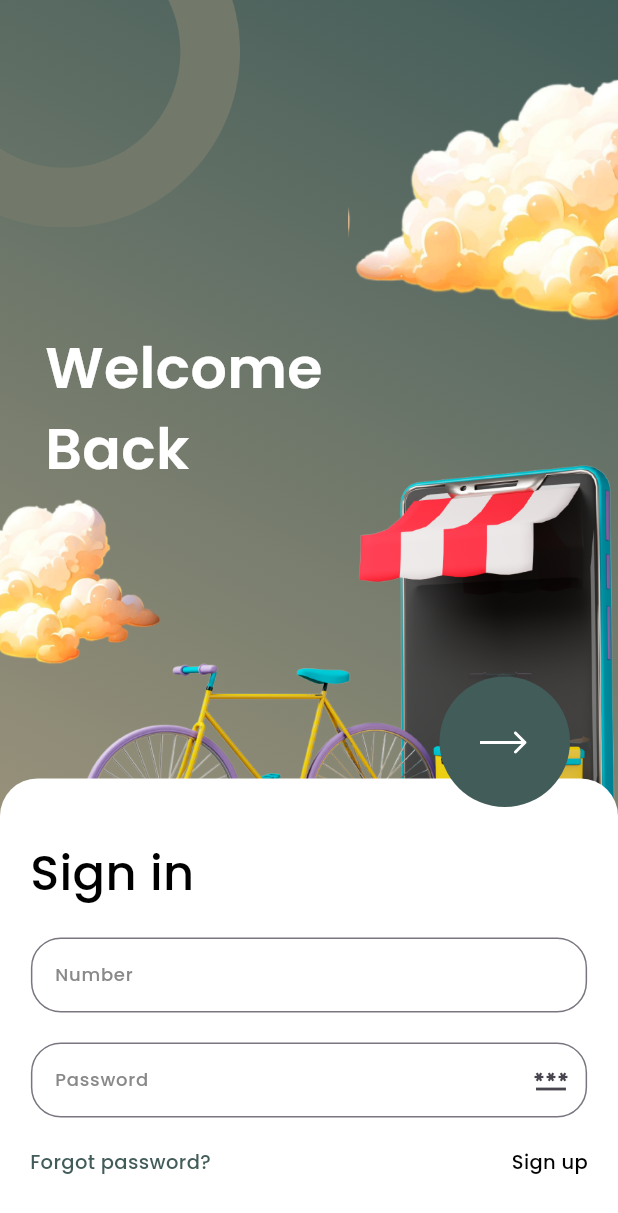
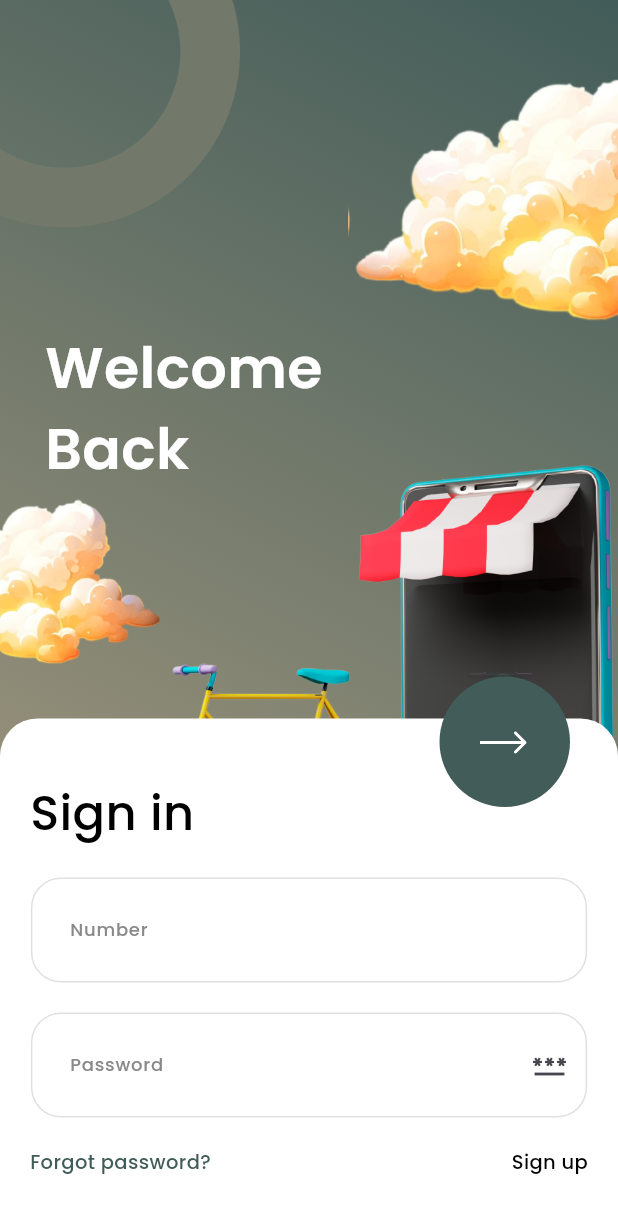
Before and after one commit to SaurabhSain07/paan-puff, a Flutter app: the screen it shows after launch, on a phone screen of 412 x 824 dp. Shown: the top 1213 px of the screen. Run offline on Flutter 3.47's test engine with Material 3 defaults, Android fonts, the phone set to English and light mode, and no system bars; our stand-ins replace flutter_svg, get, google_maps_flutter, location; missing offline and left inert: flutter_polyline_points.

Commit message:
textfield completed in home

```diff
--- a/lib/Configur/Images.dart
+++ b/lib/Configur/Images.dart
@@ -17,4 +17,5 @@ class AssetsImage{
   static const cirleButtonSvg="$iconsPath/circleButton.svg";
   static const backCirleButtonSvg="$iconsPath/backCircle.svg";
   static const locationSvg="$iconsPath/locationIcon.svg";
+  static const searchSvg="$iconsPath/searchIcon.svg";
 }
--- a/lib/Configur/color.dart
+++ b/lib/Configur/color.dart
@@ -10,4 +10,6 @@ static const fPrimaryColor=Color(0xff898989);
 static const tBorderColor=Color(0xffE0E0E0);
 static const otpBorderColor=Color(0xffC9C9C9);
 static const dOnDarkBackgroundColor=Color(0xff000000);
+static const dOn7B7B7BColor=Color(0xff7B7B7B);
+static const dOnB5A386Color=Color(0xffB5A386);
 }
--- a/lib/Configur/string.dart
+++ b/lib/Configur/string.dart
@@ -21,4 +21,12 @@ class AppString{
   static const panchsheelParkSouth="Panchsheel Park South, Panchsheel Park, New Delhi";
   static const change="Change";
   static const confirmLocation="Confirm Location";
+  static const yourLocation="Your Location";
+  static const locationyour ="Sector 116, Noida - Rest of Noida, Delhi NCR";
+  static const goodeveningPiyush="Good evening! Piyush";
+  static const grabyour="Grab your";
+  static const favourite="Favourite :";
+  static const cigarettes="Cigarettes";
+  static const search="Search :";
+  // static const favourite="Favourite :";
 }
--- a/lib/Pages/Map/map.dart
+++ b/lib/Pages/Map/map.dart
@@ -171,7 +171,7 @@ class _MapPageState extends State<MapPage> {
                                         pedding: 0,
                                         text: AppString.change,
                                         textStyle: headingSmallest(
-                                                mColor: appColors.dOnGreenColor),
+                                            mColor: appColors.dOnGreenColor),
                                         ),
                                     ),
                                   ],
--- a/lib/Widgets/CommanTextfield.dart
+++ b/lib/Widgets/CommanTextfield.dart
@@ -7,22 +7,41 @@ class Commantextfield extends StatelessWidget {
   final TextStyle? textStyle;
   final Icon? icon;
   final SvgPicture? svgPicture;
+  final Icon? picon;
+  final SvgPicture? psvgPicture;
   final TextEditingController? controller;
+  final double? borderRadius;
   const Commantextfield(
-      {super.key, this.text, this.textStyle, this.icon, this.controller, this.svgPicture});
+      {super.key,
+      this.text,
+      this.textStyle,
+      this.icon,
+      this.controller,
+      this.svgPicture,
+      this.picon,
+      this.psvgPicture, this.borderRadius});
 
   @override
   Widget build(BuildContext context) {
-    return TextField(
+    return Container(
+      height: 70,
+      decoration: BoxDecoration(
+        borderRadius: BorderRadius.circular(borderRadius?? 20),
+        border: Border.all(color: appColors.tBorderColor)
+      ),
+      child: TextField(
         controller: controller,
         style: textStyle,
+        // maxLines: 2,
         decoration: InputDecoration(
             hintText: text,
             hintStyle: textStyle,
+            prefixIcon: psvgPicture??picon,
             suffixIcon: svgPicture??icon,
-          border: OutlineInputBorder(
-            borderSide:const BorderSide(color: appColors.tBorderColor),
-              borderRadius: BorderRadius.circular(20))),
+            border: InputBorder.none,
+            contentPadding:const EdgeInsets.all(25)
+            ),
+      ),
     );
   }
 }
```
Also changed, not shown: lib/Configur/textStyle.dart (+45 -0 lines), lib/Pages/Home/homePage.dart (+72 -1 lines), lib/Pages/Home/widgets/benner.dart (added, +32 -0 lines), lib/Pages/Home/widgets/commanAppBar.dart (added, +57 -0 lines), lib/Pages/Home/widgets/homeSearch.dart (added, +26 -0 lines), pubspec.yaml (+15 -6 lines), assets/fonts/Inter_18pt-ExtraBold.ttf (added), assets/fonts/Inter_24pt-Bold.ttf (added), assets/fonts/Inter_28pt-Medium.ttf (added), assets/fonts/Inter_28pt-Regular.ttf (added), assets/fonts/Inter_28pt-SemiBold.ttf (added), assets/icons/searchIcon.svg (added), assets/images/scooty.png (added). Lines whose indentation alone changed are shown as unchanged.
